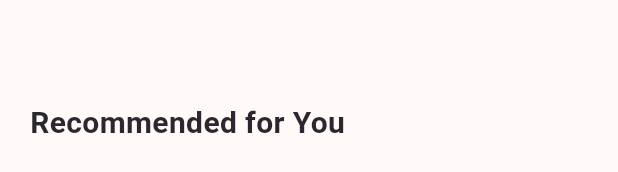
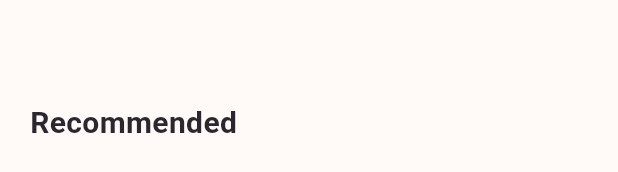
Before and after one commit to fauza-alifa/baristea_app, a Flutter app: the HomeContentHeader widget shown alone on an empty page, opened directly with empty values, on a phone screen of 412 x 824 dp. Shown: the part 626-798 px from the top of the screen. Run offline on Flutter 3.47's test engine with Material 3 defaults, Android fonts, the phone set to English and light mode, and no system bars; our stand-ins replace curved_labeled_navigation_bar, google_fonts, shared_preferences; accounts and stored records are empty; network calls fail; statements that could not run were skipped.

Commit message:
first commit

```diff
--- a/lib/widgets/home_content_header.dart
+++ b/lib/widgets/home_content_header.dart
@@ -40,7 +40,7 @@ class HomeContentHeader extends StatelessWidget {
             onSelected: onCategorySelected,
           ),
           SizedBox(height: 22),
-          Text('Recommended for You', style: AppTheme.display(fontSize: 20)),
+          Text('Recommended', style: AppTheme.display(fontSize: 20)),
           SizedBox(height: 14),
         ],
       ),
```
